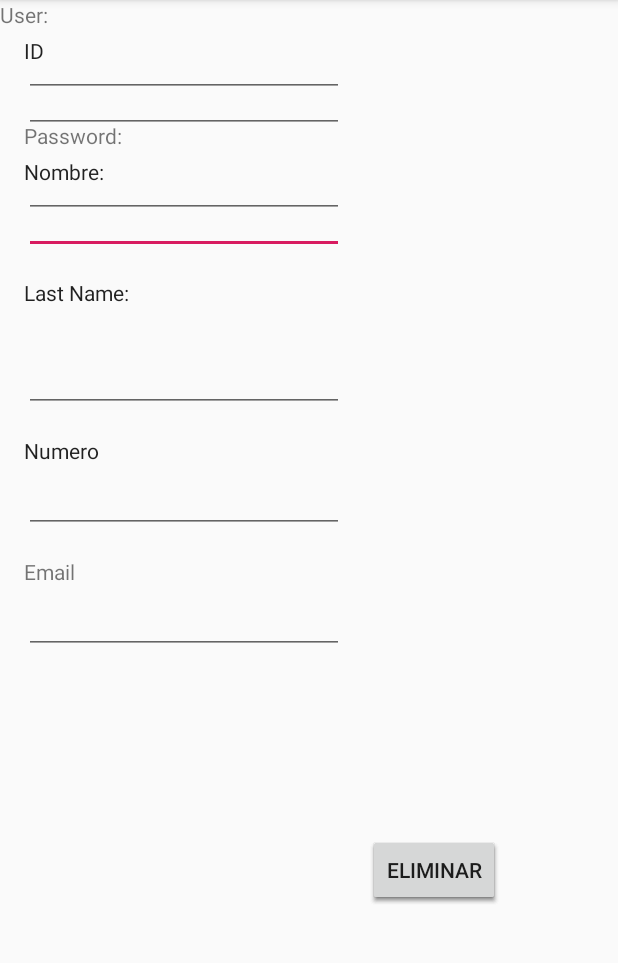
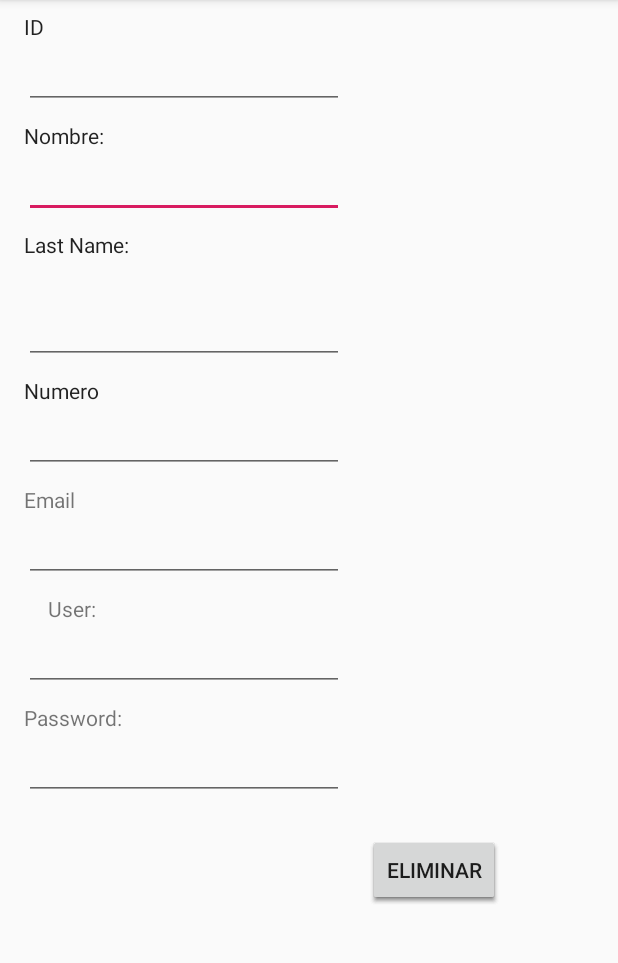
Before and after one commit to JONYR15/Proyecto, an Android app: the CustomerManaged screen opened directly, with no data from a screen before it, on a phone screen of 412 x 824 dp, the part 84-1047 px from its top. Run offline under Robolectric (Android 15) with nearby library versions, the phone set to English and light mode, and no system bars; our stand-ins replace Firebase (no records; nobody signed in at launch, a user with empty details on screens opened directly).

Commit message:
Nuevos Cambios XD

```diff
--- a/app/build.gradle
+++ b/app/build.gradle
@@ -2,11 +2,11 @@ apply plugin: 'com.android.application'
 apply plugin: 'com.google.gms.google-services'
 
 android {
-    compileSdkVersion 27
+    compileSdkVersion 26
     defaultConfig {
         applicationId "com.example.proyecto"
-        minSdkVersion 27
-        targetSdkVersion 27
+        minSdkVersion 26
+        targetSdkVersion 26
         versionCode 1
         versionName "1.0"
         testInstrumentationRunner "android.support.test.runner.AndroidJUnitRunner"
--- a/app/src/main/res/layout/activity_customer_managed.xml
+++ b/app/src/main/res/layout/activity_customer_managed.xml
@@ -13,7 +13,7 @@
         android:layout_marginStart="16dp"
         android:layout_marginTop="556dp"
         android:onClick="createCustomer"
-        android:text="Editar"
+        android:text="Crear"
         app:layout_constraintStart_toEndOf="@+id/etPass"
         app:layout_constraintTop_toTopOf="parent" />
 
@@ -43,7 +43,7 @@
         android:layout_width="wrap_content"
         android:layout_height="19dp"
         android:layout_marginStart="16dp"
-        android:layout_marginTop="16dp"
+        android:layout_marginTop="8dp"
         android:text="Nombre:"
         android:textAppearance="@style/TextAppearance.AppCompat"
         app:layout_constraintStart_toStartOf="parent"
@@ -54,7 +54,7 @@
         android:layout_width="wrap_content"
         android:layout_height="36dp"
         android:layout_marginStart="16dp"
-        android:layout_marginTop="16dp"
+        android:layout_marginTop="8dp"
         android:text="Last Name:"
         android:textAppearance="@style/TextAppearance.AppCompat"
         app:layout_constraintStart_toStartOf="parent"
@@ -65,7 +65,7 @@
         android:layout_width="16dp"
         android:layout_height="19dp"
         android:layout_marginStart="16dp"
-        android:layout_marginTop="24dp"
+        android:layout_marginTop="8dp"
         android:text="ID:"
         android:textAppearance="@style/TextAppearance.AppCompat"
         app:layout_constraintStart_toStartOf="parent"
@@ -107,7 +107,7 @@
         android:layout_width="59dp"
         android:layout_height="19dp"
         android:layout_marginStart="16dp"
-        android:layout_marginTop="16dp"
+        android:layout_marginTop="8dp"
         android:text="Numero Telefono:"
         android:textAppearance="@style/TextAppearance.AppCompat"
         app:layout_constraintStart_toStartOf="parent"
@@ -129,7 +129,7 @@
         android:layout_width="58dp"
         android:layout_height="19dp"
         android:layout_marginStart="16dp"
-        android:layout_marginTop="16dp"
+        android:layout_marginTop="8dp"
         android:text="Email"
         app:layout_constraintStart_toStartOf="parent"
         app:layout_constraintTop_toBottomOf="@+id/etNumberPhone" />
@@ -148,9 +148,11 @@
         android:id="@+id/textView6"
         android:layout_width="58dp"
         android:layout_height="19dp"
+        android:layout_marginStart="32dp"
+        android:layout_marginTop="8dp"
         android:text="User:"
-        tools:layout_editor_absoluteX="16dp"
-        tools:layout_editor_absoluteY="449dp" />
+        app:layout_constraintStart_toStartOf="parent"
+        app:layout_constraintTop_toBottomOf="@+id/etEmail" />
 
     <EditText
         android:id="@+id/etUser"
@@ -167,7 +169,7 @@
         android:layout_width="wrap_content"
         android:layout_height="wrap_content"
         android:layout_marginStart="16dp"
-        android:layout_marginTop="16dp"
+        android:layout_marginTop="8dp"
         android:text="Password:"
         app:layout_constraintStart_toStartOf="parent"
         app:layout_constraintTop_toBottomOf="@+id/etUser" />
```
